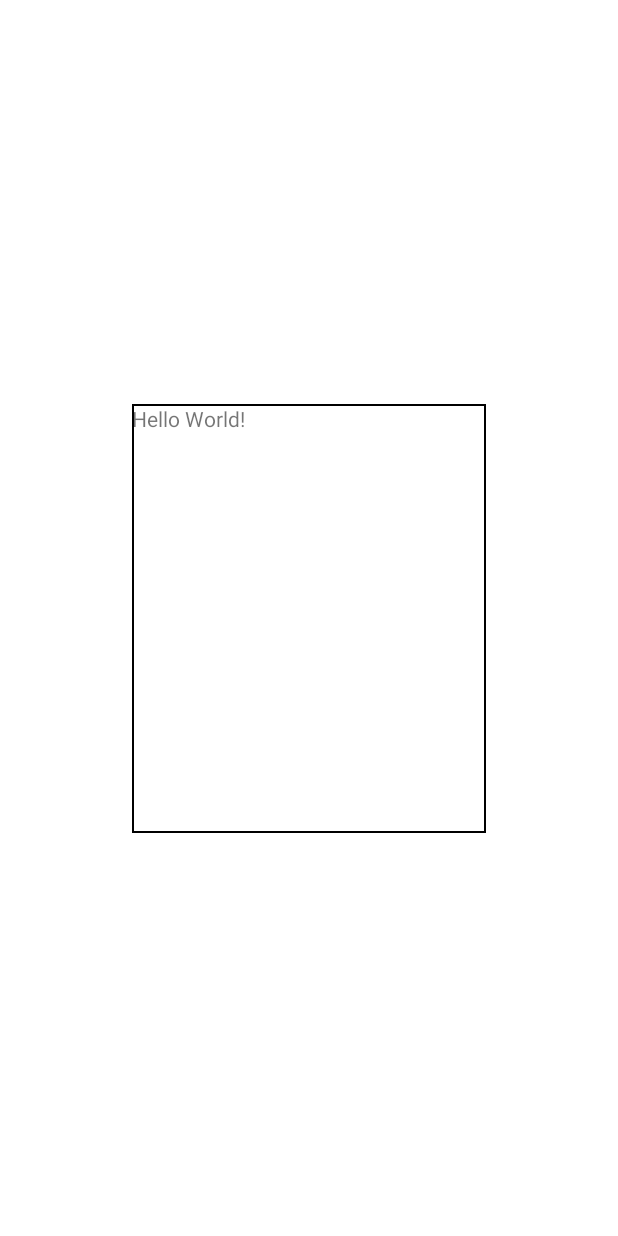
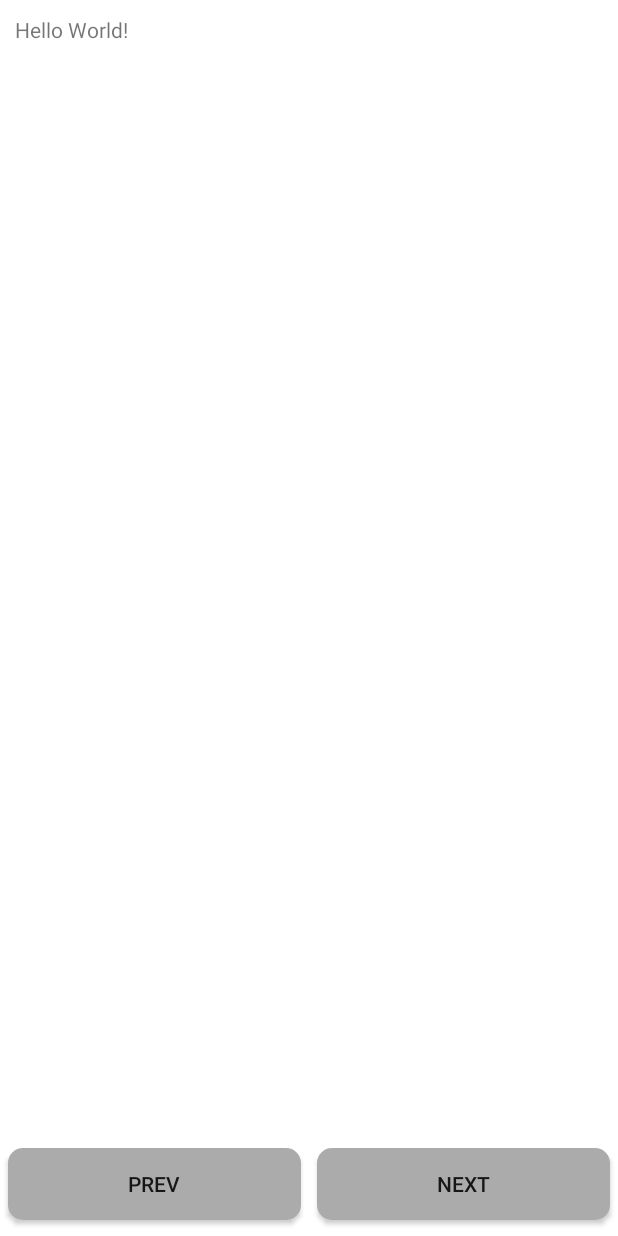
Before and after one commit to twmeares/OsusumeSan, an Android app: the layout activity_main.xml on its own in the app's theme, with its tools: preview values and no code run, on a phone screen of 412 x 824 dp. Run offline under Robolectric (Android 15) with nearby library versions, the light colour scheme and no system bars; network calls fail.

Commit message:
Update the main reading pages layout and switch to round corner buttons.

```diff
--- a/OsusumeSan/app/src/main/java/com/twmeares/osusumesan/services/KnowledgeService.java
+++ b/OsusumeSan/app/src/main/java/com/twmeares/osusumesan/services/KnowledgeService.java
@@ -154,6 +154,7 @@ public class KnowledgeService extends SQLiteOpenHelper{
     public void UpdateKnowledge(String word, String reading, Boolean isKnown){
         Cursor cursor = null;
         try {
+            //insert/replace to handle both new and old words.
             String query = String.format("insert or replace into knowledge (word, reading, book, jlptlvl, isknown) " +
                             "values ('%s', " +
                             "'%s', " +
@@ -161,8 +162,6 @@ public class KnowledgeService extends SQLiteOpenHelper{
                             "(select jlptlvl from knowledge where word = '%s' and reading = '%s'), " +
                             "%d)",
                         word, reading, word, reading, word, reading, (isKnown ? 1: 0));
-            //cursor = sqliteDataBase.rawQuery(query, null);
-            //cursor.moveToFirst();
             sqliteDataBase.execSQL(query);
         } catch (Exception ex){
             String msg = ex.getMessage();
--- /dev/null
+++ b/OsusumeSan/app/src/main/res/drawable/better_button.xml
@@ -0,0 +1,8 @@
+<?xml version="1.0" encoding="utf-8"?>
+<shape xmlns:android="http://schemas.android.com/apk/res/android"
+    android:shape="rectangle" android:padding="10dp">
+    <!-- you can use any color you want I used here gray color-->
+    <solid android:color="#ABABAB"/>
+    <corners android:radius="10dp"/>
+
+</shape>
--- a/OsusumeSan/app/src/main/res/layout/activity_main.xml
+++ b/OsusumeSan/app/src/main/res/layout/activity_main.xml
@@ -6,15 +6,63 @@
     android:layout_height="match_parent"
     tools:context=".MainActivity">
 
-    <TextView
-        android:id="@+id/MainTextView"
-        android:layout_width="236dp"
-        android:layout_height="286dp"
-        android:text="Hello World!"
-        android:background="@drawable/solidbackground"
-        app:layout_constraintBottom_toBottomOf="parent"
-        app:layout_constraintLeft_toLeftOf="parent"
-        app:layout_constraintRight_toRightOf="parent"
-        app:layout_constraintTop_toTopOf="parent" />
+    <RelativeLayout
+        android:layout_width="match_parent"
+        android:layout_height="match_parent">
+
+        <TextView
+            android:id="@+id/MainTextView"
+            android:layout_width="match_parent"
+            android:layout_height="match_parent"
+            android:text="Hello World!"
+            android:layout_marginTop="10dp"
+            android:layout_marginRight="10dp"
+            android:layout_marginLeft="10dp"
+            android:layout_above="@id/btnLinearLayout"
+            />
+
+        <LinearLayout
+            android:id="@+id/btnLinearLayout"
+            android:layout_width="match_parent"
+            android:layout_height="wrap_content"
+            android:orientation="horizontal"
+            android:weightSum="2"
+            android:gravity="bottom"
+            android:layout_alignParentBottom="true"
+            >
+
+            <androidx.appcompat.widget.AppCompatButton
+                android:id="@+id/btnPrev"
+                android:layout_width="match_parent"
+                android:layout_height="wrap_content"
+                android:text="@string/btnPrevTxt"
+                android:layout_gravity="center_horizontal"
+                android:layout_weight="1"
+                android:layout_margin="5dp"
+                android:background="@drawable/better_button"
+                app:layout_constraintRight_toLeftOf="@+id/btnNext"
+                app:layout_constraintBottom_toBottomOf="parent"
+                />
+
+            <androidx.appcompat.widget.AppCompatButton
+                android:id="@+id/btnNext"
+                android:layout_width="match_parent"
+                android:layout_height="wrap_content"
+                android:text="@string/btnNextTxt"
+                android:layout_gravity="center_horizontal"
+                android:layout_weight="1"
+                android:layout_margin="5dp"
+                android:background="@drawable/better_button"
+
+                app:layout_constraintLeft_toRightOf="@+id/btnPrev"
+                app:layout_constraintBottom_toBottomOf="parent"
+                />
+        </LinearLayout>
+
+    </RelativeLayout>
+
+
+
+
 
 </androidx.constraintlayout.widget.ConstraintLayout>
--- a/OsusumeSan/app/src/main/res/layout/gloss_fragment.xml
+++ b/OsusumeSan/app/src/main/res/layout/gloss_fragment.xml
@@ -19,18 +19,19 @@
         android:id="@+id/glossDetails"
         android:layout_width="@dimen/wrap_constraints"
         android:layout_height="wrap_content"
-        android:layout_marginTop="@dimen/dimen_16"
+        android:layout_marginTop="5dp"
         android:text="@string/gloss_details"
         android:textSize="@dimen/font_size_16"
         app:layout_constraintEnd_toEndOf="parent"
         app:layout_constraintStart_toStartOf="parent"
-        app:layout_constraintTop_toBottomOf="@id/glossTitle" />
+        app:layout_constraintTop_toBottomOf="@id/btnFurigana" />
 
     <androidx.appcompat.widget.AppCompatButton
         android:id="@+id/btnFurigana"
         android:layout_width="@dimen/dimen_100"
         android:layout_height="wrap_content"
         android:text="OK"
+        android:background="@drawable/better_button"
         app:layout_constraintTop_toTopOf="@+id/glossTitle"
         app:layout_constraintEnd_toEndOf="parent"
         app:layout_constraintRight_toLeftOf="@+id/glossTitle"
--- a/OsusumeSan/app/src/main/res/values/strings.xml
+++ b/OsusumeSan/app/src/main/res/values/strings.xml
@@ -4,4 +4,7 @@
     <string name="gloss_details">Details</string>
     <string name="hide_furigana">hide furigana</string>
     <string name="show_furigana">show furigana</string>
+
+    <string name="btnPrevTxt">Prev</string>
+    <string name="btnNextTxt">Next</string>
 </resources>
```
